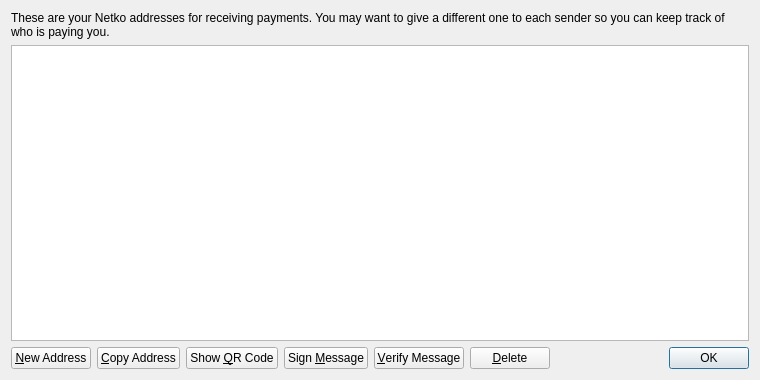
Before: the Qt Designer form src/qt/forms/addressbookpage.ui in barrystyle/stakecube-legacy, drawn with Qt 5.
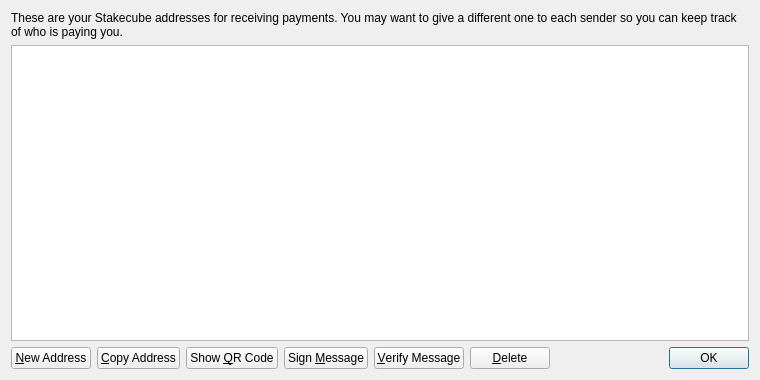
After: the same form once the commit is applied.

```diff
--- a/src/qt/forms/addressbookpage.ui
+++ b/src/qt/forms/addressbookpage.ui
@@ -17,7 +17,7 @@
    <item>
     <widget class="QLabel" name="labelExplanation">
      <property name="text">
-      <string>These are your Netko addresses for receiving payments. You may want to give a different one to each sender so you can keep track of who is paying you.</string>
+      <string>These are your Stakecube addresses for receiving payments. You may want to give a different one to each sender so you can keep track of who is paying you.</string>
      </property>
      <property name="textFormat">
       <enum>Qt::PlainText</enum>
```
Left out of the diff: 4 changed lines with no effect on the pictures.
